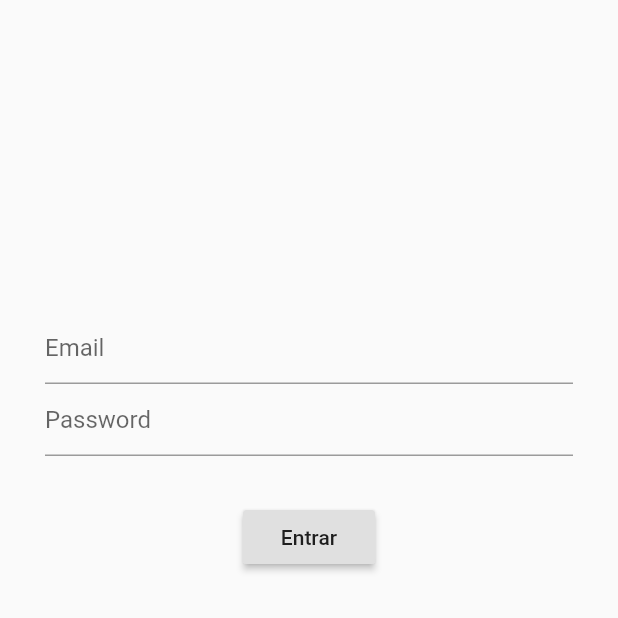
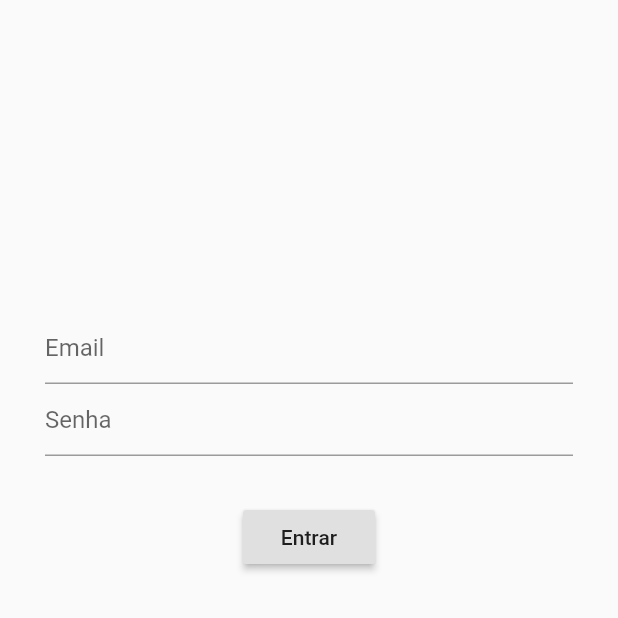
Before and after one commit to igorfel/flutter-basic, a Flutter app: the LoginPage screen opened directly, on a phone screen of 412 x 824 dp, the part 618-1236 px from its top. Run offline on Flutter 3.47's test engine with Material 2 defaults, Android fonts, the phone set to English and light mode, and no system bars.

Commit message:
Alterei o nome 'Password' para 'Senha'

```diff
--- a/lib/login/LoginPage.dart
+++ b/lib/login/LoginPage.dart
@@ -39,7 +39,7 @@ class _LoginPageState extends State<LoginPage> {
               TextFormField(
                 keyboardType: TextInputType.text,
                 obscureText: true,
-                decoration: InputDecoration(hintText: "Password"),
+                decoration: InputDecoration(hintText: "Senha"),
               ),
               SizedBox(height: 30.0),
               RaisedButton(
```
Also changed, not shown: pubspec.lock.
